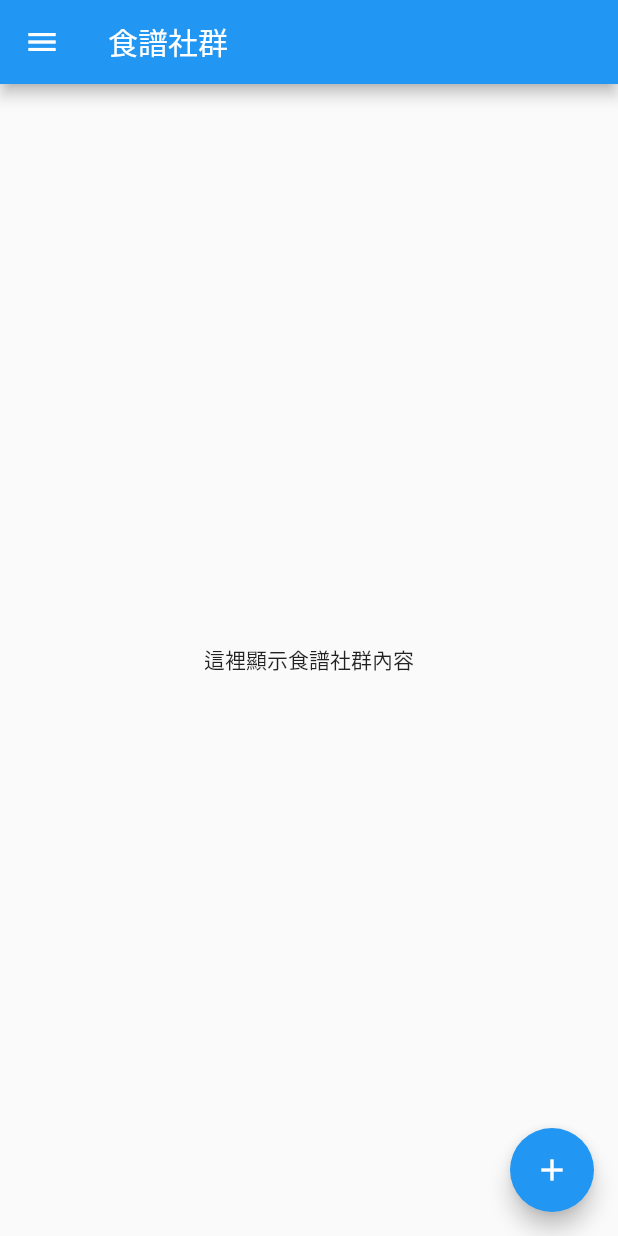
After one commit to hsinyi-lin/fruit_detection_app, a Flutter app: the screen it shows after launch, in the side drawer, after a tap on "食譜社群", on a phone screen of 412 x 824 dp. The commit adds this screen. Run offline on Flutter 3.47's test engine with Material 2 defaults, Android fonts, the phone set to English and light mode, and no system bars; our stand-ins replace camera.

Commit message:
feat: add recipe_community page

```diff
--- a/lib/main.dart
+++ b/lib/main.dart
@@ -2,6 +2,7 @@ import 'package:flutter/material.dart';
 import 'screens/recipe.dart';
 import 'screens/fruit_info.dart';
 import 'screens/fruit_capture.dart';
+import 'screens/recipe_community.dart';
 
 
 void main() {
@@ -73,6 +74,17 @@ class _MyAppHomeState extends State<MyAppHome> {
                 });
               },
             ),
+            ListTile(
+              leading: const Icon(Icons.group),  // 食譜社群的 icon
+              title: const Text('食譜社群'),
+              onTap: () {
+                Navigator.pop(context);
+                setState(() {
+                  _appBarTitle = '食譜社群';
+                  _currentBody = const RecipeCommunity();
+                });
+              },
+            ),
           ],
         ),
       ),
--- /dev/null
+++ b/lib/screens/recipe_community.dart
@@ -0,0 +1,20 @@
+import 'package:flutter/material.dart';
+
+class RecipeCommunity extends StatelessWidget {
+  const RecipeCommunity({Key? key}) : super(key: key);
+
+  @override
+  Widget build(BuildContext context) {
+    return Scaffold(
+      body: Center(
+        child: const Text('這裡顯示食譜社群內容'),
+      ),
+      floatingActionButton: FloatingActionButton(
+        onPressed: () {
+          print('點擊新增按鈕');
+        },
+        child: const Icon(Icons.add),
+      ),
+    );
+  }
+}
```
